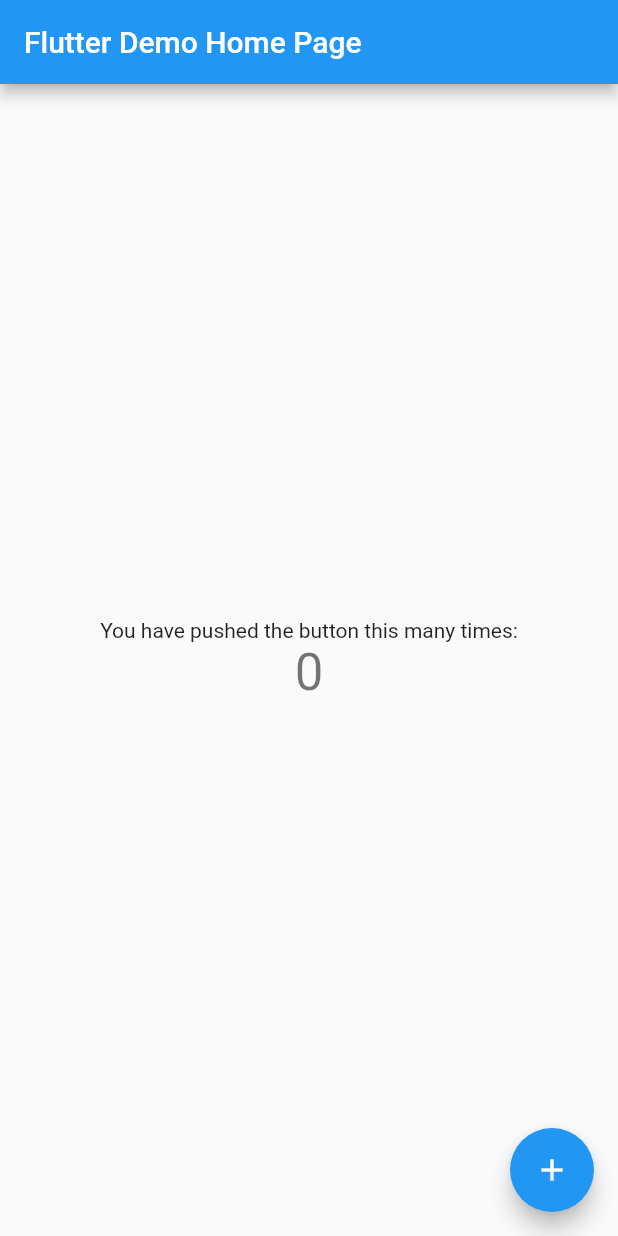
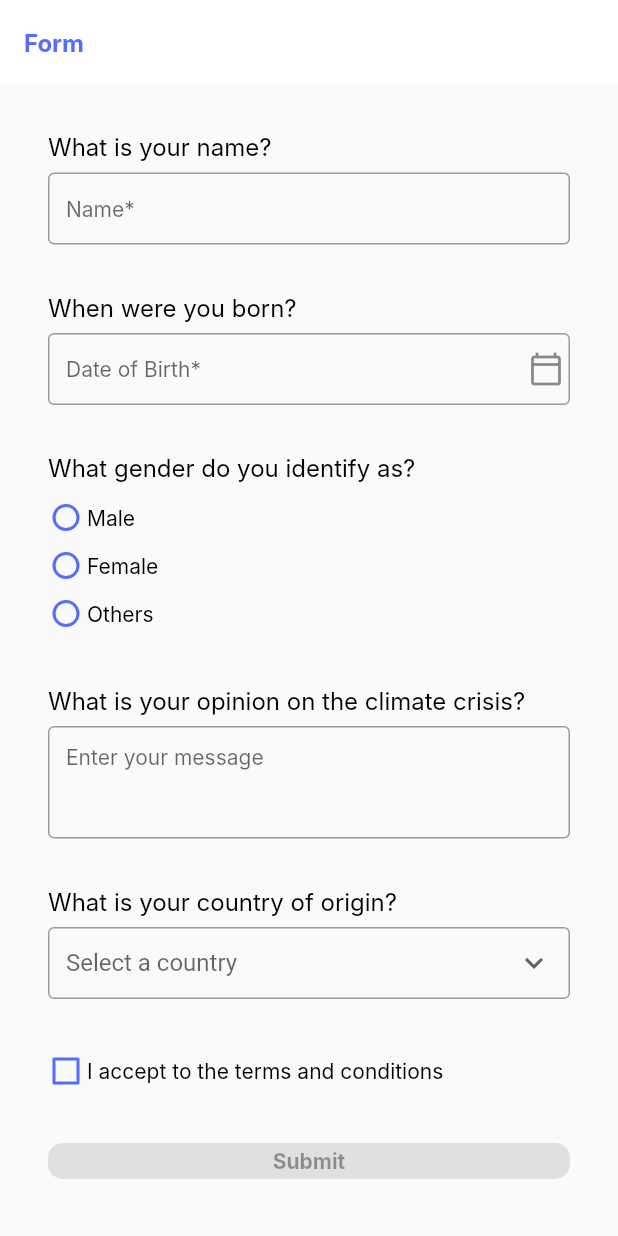
Before and after one commit to Sujey-Naik/figma_design_exercises, a Flutter app: the screen it shows after launch, on a phone screen of 412 x 824 dp. Run offline on Flutter 3.47's test engine with Material 2 defaults, Android fonts, the phone set to English and light mode, and no system bars; Roboto replaces fonts that are missing (Inter).

Commit message:
Implementation of design for form page
A simple UI is built using flutter for form page according to the design given. Used RadioListTile, CheckboxTile, TextFormField and dropdownFormField widgets to built this UI.

```diff
--- /dev/null
+++ b/lib/assets/constants.dart
@@ -0,0 +1,42 @@
+import 'package:flutter/material.dart';
+
+const EdgeInsetsGeometry screenPadding = EdgeInsets.all(
+  32.0,
+);
+const int startDate = 1975;
+const int endDate = 2029;
+const int nameMinLength = 3;
+const SizedBox sizedBoxFormPage = SizedBox(
+  height: 32.0,
+);
+const SizedBox sizedBoxHeightEight = SizedBox(
+  height: 8.0,
+);
+const SizedBox sizedBoxHeightFour = SizedBox(
+  height: 4.0,
+);
+const SizedBox sizedBoxResponsePage = SizedBox(
+  height: 16.0,
+);
+const double appBarElevation = 0.0;
+const double alertDialogBorderRadius = 8.0;
+const double dividerThickness = 2.0;
+const String appBarTitle = "Form";
+const Color elevatedButtonEnabledColor = Colors.indigoAccent;
+Color elevatedButtonDisabledColor = Colors.grey.shade300;
+const selectedWidgetColor = Colors.indigoAccent;
+
+class Response {
+  String name;
+  String dob;
+  String? gender;
+  String opinion;
+  String? country;
+
+  Response(
+      {required this.name,
+      required this.dob,
+      required this.gender,
+      required this.opinion,
+      required this.country});
+}
--- /dev/null
+++ b/lib/home_page.dart
@@ -0,0 +1,399 @@
+import 'package:flutter/material.dart';
+import 'package:intl/intl.dart';
+
+import 'assets/constants.dart';
+
+class HomePage extends StatefulWidget {
+  @override
+  State<HomePage> createState() => _HomePageState();
+}
+
+class _HomePageState extends State<HomePage> {
+  final _formKey = GlobalKey<FormState>();
+  final _nameController = TextEditingController();
+  final _dobController = TextEditingController();
+  final _opinionController = TextEditingController();
+  bool _acceptTerms = false;
+  Gender? _selectedGender;
+  Country? _selectedCountry;
+
+  void _submitForm() {
+    if (_formKey.currentState!.validate()) {
+      _formKey.currentState?.save();
+      showDialog(
+        context: context,
+        builder: (BuildContext context) => _createAlertDialog(),
+      );
+    }
+  }
+
+  @override
+  void dispose() {
+    _nameController.dispose();
+    _opinionController.dispose();
+    _dobController.dispose();
+    super.dispose();
+  }
+
+  @override
+  Widget build(BuildContext context) {
+    var headlineSmall = Theme.of(context).textTheme.headlineSmall;
+    return Scaffold(
+      appBar: AppBar(
+        title: Text(
+          appBarTitle,
+          style: headlineSmall,
+        ),
+      ),
+      body: Padding(
+        padding: screenPadding,
+        child: Form(
+          key: _formKey,
+          child: SingleChildScrollView(
+            child: Column(
+              crossAxisAlignment: CrossAxisAlignment.start,
+              children: [
+                _createTextFormFieldForName(),
+                sizedBoxFormPage,
+                _createTextFormFieldForDob(),
+                sizedBoxFormPage,
+                _createRadioListTileForGender(),
+                sizedBoxFormPage,
+                _createTextFormFieldForOpinion(),
+                sizedBoxFormPage,
+                _createDropDownFormFieldForCountry(),
+                sizedBoxFormPage,
+                _createCheckBoxForTermsAndConditions(),
+                sizedBoxFormPage,
+                _createSubmitButton(),
+              ],
+            ),
+          ),
+        ),
+      ),
+    );
+  }
+
+  RadioListTile _createRadioListTile(Gender gender) {
+    var bodySmall = Theme.of(context).textTheme.bodySmall;
+    return RadioListTile(
+      activeColor: selectedWidgetColor,
+      title: Text(
+        gender._name!,
+        style: bodySmall,
+      ),
+      value: gender,
+      groupValue: _selectedGender,
+      onChanged: (value) {
+        setState(() {
+          _selectedGender = value;
+        });
+      },
+    );
+  }
+
+  DropdownButtonFormField<String> _createDropDownMenu() {
+    var bodySmall = Theme.of(context).textTheme.bodySmall;
+    return DropdownButtonFormField<String>(
+      icon: const Icon(Icons.keyboard_arrow_down),
+      hint: const Text('Select a country'),
+      value: _selectedCountry?._name,
+      onChanged: (String? value) {
+        _selectedCountry = _getCountry(value);
+        setState(() {});
+      },
+      items: Country.values.map((Country country) {
+        return DropdownMenuItem<String>(
+          value: country._name,
+          child: Text(
+            country._name ?? '',
+            style: bodySmall,
+          ),
+        );
+      }).toList(),
+    );
+  }
+
+  AlertDialog _createAlertDialog() {
+    var bodySmall = Theme.of(context).textTheme.bodySmall;
+    var displaySmall = Theme.of(context).textTheme.displaySmall;
+    return AlertDialog(
+      shape: RoundedRectangleBorder(
+        borderRadius: BorderRadius.circular(alertDialogBorderRadius),
+      ),
+      content: Text(
+        "Successfully submitted the form!",
+        style: bodySmall,
+      ),
+      actions: [
+        const Divider(),
+        ButtonBar(
+          children: [
+            OutlinedButton(
+              child: Text(
+                "Close",
+                style: displaySmall,
+              ),
+              onPressed: () {
+                Navigator.of(context).pop();
+                _resetPage();
+              },
+            ),
+            OutlinedButton(
+              child: Text(
+                "View Response",
+                style: displaySmall,
+              ),
+              onPressed: () {
+                Navigator.of(context)
+                    .popAndPushNamed(
+                  "/response",
+                  arguments: Response(
+                    name: _nameController.text,
+                    dob: _dobController.text,
+                    gender: _selectedGender?._name,
+                    opinion: _opinionController.text,
+                    country: _selectedCountry?._name,
+                  ),
+                )
+                    .then((_) {
+                  _resetPage();
+                });
+              },
+            ),
+          ],
+        ),
+      ],
+    );
+  }
+
+  Column _createTextFormFieldForName() {
+    var bodySmall = Theme.of(context).textTheme.bodySmall;
+    var bodyLarge = Theme.of(context).textTheme.bodyLarge;
+    return Column(
+      crossAxisAlignment: CrossAxisAlignment.start,
+      children: [
+        Text(
+          "What is your name?",
+          style: bodyLarge,
+        ),
+        sizedBoxHeightEight,
+        TextFormField(
+          textInputAction: TextInputAction.next,
+          controller: _nameController,
+          decoration: const InputDecoration(
+            hintText: "Name*",
+          ),
+          keyboardType: TextInputType.name,
+          style: bodySmall,
+          validator: (value) {
+            if (value!.isEmpty || value.length < nameMinLength) {
+              return "\u{24D8} Name should have at-least $nameMinLength characters";
+            }
+            return null;
+          },
+        ),
+      ],
+    );
+  }
+
+  Column _createTextFormFieldForDob() {
+    var bodySmall = Theme.of(context).textTheme.bodySmall;
+    var bodyLarge = Theme.of(context).textTheme.bodyLarge;
+    return Column(
+      crossAxisAlignment: CrossAxisAlignment.start,
+      children: [
+        Text(
+          "When were you born?",
+          style: bodyLarge,
+        ),
+        sizedBoxHeightEight,
+        TextFormField(
+          textInputAction: TextInputAction.next,
+          controller: _dobController,
+          decoration: const InputDecoration(
+            hintText: "Date of Birth*",
+            suffixIcon: Icon(Icons.calendar_today_outlined),
+          ),
+          keyboardType: TextInputType.none,
+          style: bodySmall,
+          onTap: () async {
+            final DateTime? date = await showDatePicker(
+              context: context,
+              initialDate: DateTime.now(),
+              firstDate: DateTime(startDate),
+              lastDate: DateTime(endDate),
+            );
+            if (date != null) {
+              _dobController.text = DateFormat("dd/MM/yyyy").format(date);
+            }
+          },
+          validator: (value) {
+            if (value!.isEmpty) {
+              return "\u{24D8} Please enter your date of birth";
+            }
+            return null;
+          },
+        ),
+      ],
+    );
+  }
+
+  Column _createRadioListTileForGender() {
+    var bodyLarge = Theme.of(context).textTheme.bodyLarge;
+    return Column(
+      crossAxisAlignment: CrossAxisAlignment.start,
+      children: [
+        Text(
+          "What gender do you identify as?",
+          style: bodyLarge,
+        ),
+        sizedBoxHeightEight,
+        _createRadioListTile(Gender.MALE),
+        _createRadioListTile(Gender.FEMALE),
+        _createRadioListTile(Gender.OTHERS),
+      ],
+    );
+  }
+
+  Column _createTextFormFieldForOpinion() {
+    var bodySmall = Theme.of(context).textTheme.bodySmall;
+    var bodyLarge = Theme.of(context).textTheme.bodyLarge;
+    return Column(
+      crossAxisAlignment: CrossAxisAlignment.start,
+      children: [
+        Text(
+          "What is your opinion on the climate crisis?",
+          style: bodyLarge,
+        ),
+        sizedBoxHeightEight,
+        TextFormField(
+          textInputAction: TextInputAction.next,
+          controller: _opinionController,
+          decoration: const InputDecoration(hintText: "Enter your message"),
+          maxLines: 3,
+          style: bodySmall,
+          validator: (value) {
+            if (value!.isEmpty) {
+              return "\u{24D8} Please write your opinion";
+            }
+            return null;
+          },
+        ),
+      ],
+    );
+  }
+
+  Column _createDropDownFormFieldForCountry() {
+    var bodyLarge = Theme.of(context).textTheme.bodyLarge;
+    return Column(
+      crossAxisAlignment: CrossAxisAlignment.start,
+      children: [
+        Text(
+          "What is your country of origin?",
+          style: bodyLarge,
+        ),
+        sizedBoxHeightEight,
+        _createDropDownMenu(),
+      ],
+    );
+  }
+
+  CheckboxListTile _createCheckBoxForTermsAndConditions() {
+    var bodySmall = Theme.of(context).textTheme.bodySmall;
+    return CheckboxListTile(
+        controlAffinity: ListTileControlAffinity.leading,
+        activeColor: selectedWidgetColor,
+        title: Text(
+          "I accept to the terms and conditions",
+          style: bodySmall,
+        ),
+        value: _acceptTerms,
+        onChanged: (value) {
+          setState(() {
+            _acceptTerms = value!;
+          });
+        });
+  }
+
+  ElevatedButton _createSubmitButton() {
+    return ElevatedButton(
+      style: ButtonStyle(
+        backgroundColor: MaterialStateProperty.all(
+          _acceptTerms
+              ? elevatedButtonEnabledColor
+              : elevatedButtonDisabledColor,
+        ),
+      ),
+      onPressed: _acceptTerms ? _submitForm : null,
+      child: const Text(
+        "Submit",
+      ),
+    );
+  }
+
+  void _resetPage() {
+    _nameController.text = "";
+    _dobController.text = "";
+    _opinionController.text = "";
+    _selectedCountry = null;
+    _selectedGender = null;
+    _acceptTerms = false;
+    setState(() {});
+  }
+}
+
+enum Gender {
+  MALE,
+  FEMALE,
+  OTHERS,
+}
+
+extension GenderExtension on Gender {
+  String? get _name {
+    switch (this) {
+      case Gender.MALE:
+        return "Male";
+      case Gender.FEMALE:
+        return "Female";
+      case Gender.OTHERS:
+        return "Others";
+      default:
+        return null;
+    }
+  }
+}
+
+enum Country {
+  INDIA,
+  CHINA,
+  ENGLAND,
+}
+
+extension CountryExtension on Country {
+  String? get _name {
+    switch (this) {
+      case Country.INDIA:
+        return "India";
+      case Country.CHINA:
+        return "China";
+      case Country.ENGLAND:
+        return "England";
+      default:
+        return null;
+    }
+  }
+}
+
+Country? _getCountry(String? name) {
+  switch (name) {
+    case "India":
+      return Country.INDIA;
+    case "China":
+      return Country.CHINA;
+    case "England":
+      return Country.ENGLAND;
+    default:
+      return null;
+  }
+}
--- a/lib/main.dart
+++ b/lib/main.dart
@@ -1,115 +1,116 @@
-import 'package:flutter/material.dart';
+import "package:application_form/response_page.dart";
+import "package:flutter/material.dart";
+import "package:application_form/assets/constants.dart";
+
+import "home_page.dart";
 
 void main() {
-  runApp(const MyApp());
+  runApp(ApplicationForm());
 }
 
-class MyApp extends StatelessWidget {
-  const MyApp({super.key});
-
-  // This widget is the root of your application.
+class ApplicationForm extends StatelessWidget {
   @override
   Widget build(BuildContext context) {
     return MaterialApp(
-      title: 'Flutter Demo',
       theme: ThemeData(
-        // This is the theme of your application.
-        //
-        // Try running your application with "flutter run". You'll see the
-        // application has a blue toolbar. Then, without quitting the app, try
-        // changing the primarySwatch below to Colors.green and then invoke
-        // "hot reload" (press "r" in the console where you ran "flutter run",
-        // or simply save your changes to "hot reload" in a Flutter IDE).
-        // Notice that the counter didn't reset back to zero; the application
-        // is not restarted.
-        primarySwatch: Colors.blue,
-      ),
-      home: const MyHomePage(title: 'Flutter Demo Home Page'),
+          materialTapTargetSize: MaterialTapTargetSize.shrinkWrap,
+          visualDensity: const VisualDensity(
+              horizontal: VisualDensity.minimumDensity,
+              vertical: VisualDensity.minimumDensity),
+          listTileTheme: const ListTileThemeData(
+            minLeadingWidth: 0.0,
+            horizontalTitleGap: 10.0,
+            contentPadding: EdgeInsets.symmetric(horizontal: 0.0),
+            dense: true,
+          ),
+          unselectedWidgetColor: Colors.indigoAccent,
+          textTheme: const TextTheme(
+            headlineSmall: TextStyle(
+              fontFamily: 'Inter',
+              fontStyle: FontStyle.normal,
+              fontWeight: FontWeight.w700,
+              fontSize: 16.0,
+              color: Colors.indigoAccent,
+            ),
+            headlineMedium: TextStyle(
+              fontFamily: 'Inter',
+              fontStyle: FontStyle.normal,
+              fontWeight: FontWeight.w700,
+              fontSize: 16.0,
+              color: Colors.black,
+            ),
+            bodySmall: TextStyle(
+              fontFamily: 'Inter',
+              fontStyle: FontStyle.normal,
+              fontWeight: FontWeight.w400,
+              fontSize: 14.0,
+              color: Colors.black,
+            ),
+            bodyMedium: TextStyle(
+              fontFamily: 'Inter',
+              fontStyle: FontStyle.normal,
+              fontWeight: FontWeight.w400,
+              fontSize: 14.0,
+              color: Colors.grey,
+            ),
+            bodyLarge: TextStyle(
+              fontFamily: 'Inter',
+              fontStyle: FontStyle.normal,
+              fontWeight: FontWeight.w400,
+              fontSize: 16.0,
+              color: Colors.black,
+            ),
+            displaySmall: TextStyle(
+                fontSize: 12,
+                fontWeight: FontWeight.w700,
+                fontFamily: 'Inter',
+                fontStyle: FontStyle.normal,
+                color: Colors.black),
+          ),
+          elevatedButtonTheme: ElevatedButtonThemeData(
+            style: ButtonStyle(
+              textStyle: MaterialStateProperty.all(
+                const TextStyle(
+                  fontSize: 14,
+                  fontWeight: FontWeight.w700,
+                  fontFamily: 'Inter',
+                  fontStyle: FontStyle.normal,
+                  color: Colors.white,
+                ),
+              ),
+              minimumSize:
+                  MaterialStateProperty.all(const Size.fromHeight(40.0)),
+              shape: MaterialStateProperty.all(RoundedRectangleBorder(
+                borderRadius: BorderRadius.circular(10.0),
+              )),
+              backgroundColor: MaterialStateProperty.all(
+                Colors.indigoAccent,
+              ),
+            ),
+          ),
+          appBarTheme: const AppBarTheme(
+            elevation: appBarElevation,
+            backgroundColor: Colors.white,
+          ),
+          checkboxTheme: CheckboxThemeData(
+            overlayColor: MaterialStateProperty.all(Colors.indigoAccent),
+          ),
+          outlinedButtonTheme: OutlinedButtonThemeData(
+            style: ButtonStyle(
+              backgroundColor: MaterialStateProperty.all(Colors.white),
+            ),
+          ),
+          dividerTheme: const DividerThemeData(
+            thickness: dividerThickness,
+          ),
+          inputDecorationTheme: const InputDecorationTheme(
+            border: OutlineInputBorder(),
+          )),
+      initialRoute: "/home",
+      routes: {
+        "/home": (context) => HomePage(),
+        "/response": (context) => ResponsePage(),
+      },
     );
   }
 }
-
-class MyHomePage extends StatefulWidget {
-  const MyHomePage({super.key, required this.title});
-
-  // This widget is the home page of your application. It is stateful, meaning
-  // that it has a State object (defined below) that contains fields that affect
-  // how it looks.
-
-  // This class is the configuration for the state. It holds the values (in this
-  // case the title) provided by the parent (in this case the App widget) and
-  // used by the build method of the State. Fields in a Widget subclass are
-  // always marked "final".
-
-  final String title;
-
-  @override
-  State<MyHomePage> createState() => _MyHomePageState();
-}
-
-class _MyHomePageState extends State<MyHomePage> {
-  int _counter = 0;
-
-  void _incrementCounter() {
-    setState(() {
-      // This call to setState tells the Flutter framework that something has
-      // changed in this State, which causes it to rerun the build method below
-      // so that the display can reflect the updated values. If we changed
-      // _counter without calling setState(), then the build method would not be
-      // called again, and so nothing would appear to happen.
-      _counter++;
-    });
-  }
-
-  @override
-  Widget build(BuildContext context) {
-    // This method is rerun every time setState is called, for instance as done
-    // by the _incrementCounter method above.
-    //
-    // The Flutter framework has been optimized to make rerunning build methods
-    // fast, so that you can just rebuild anything that needs updating rather
-    // than having to individually change instances of widgets.
-    return Scaffold(
-      appBar: AppBar(
-        // Here we take the value from the MyHomePage object that was created by
-        // the App.build method, and use it to set our appbar title.
-        title: Text(widget.title),
-      ),
-      body: Center(
-        // Center is a layout widget. It takes a single child and positions it
-        // in the middle of the parent.
-        child: Column(
-          // Column is also a layout widget. It takes a list of children and
-          // arranges them vertically. By default, it sizes itself to fit its
-          // children horizontally, and tries to be as tall as its parent.
-          //
-          // Invoke "debug painting" (press "p" in the console, choose the
-          // "Toggle Debug Paint" action from the Flutter Inspector in Android
-          // Studio, or the "Toggle Debug Paint" command in Visual Studio Code)
-          // to see the wireframe for each widget.
-          //
-          // Column has various properties to control how it sizes itself and
-          // how it positions its children. Here we use mainAxisAlignment to
-          // center the children vertically; the main axis here is the vertical
-          // axis because Columns are vertical (the cross axis would be
-          // horizontal).
-          mainAxisAlignment: MainAxisAlignment.center,
-          children: <Widget>[
-            const Text(
-              'You have pushed the button this many times:',
-            ),
-            Text(
-              '$_counter',
-              style: Theme.of(context).textTheme.headlineMedium,
-            ),
-          ],
-        ),
-      ),
-      floatingActionButton: FloatingActionButton(
-        onPressed: _incrementCounter,
-        tooltip: 'Increment',
-        child: const Icon(Icons.add),
-      ), // This trailing comma makes auto-formatting nicer for build methods.
-    );
-  }
-}
--- a/pubspec.yaml
+++ b/pubspec.yaml
@@ -35,6 +35,7 @@
   # The following adds the Cupertino Icons font to your application.
   # Use with the CupertinoIcons class for iOS style icons.
   cupertino_icons: ^1.0.2
+  intl:
 
 dev_dependencies:
   flutter_test:
```
Also changed, not shown: pubspec.lock, 1 other file.
